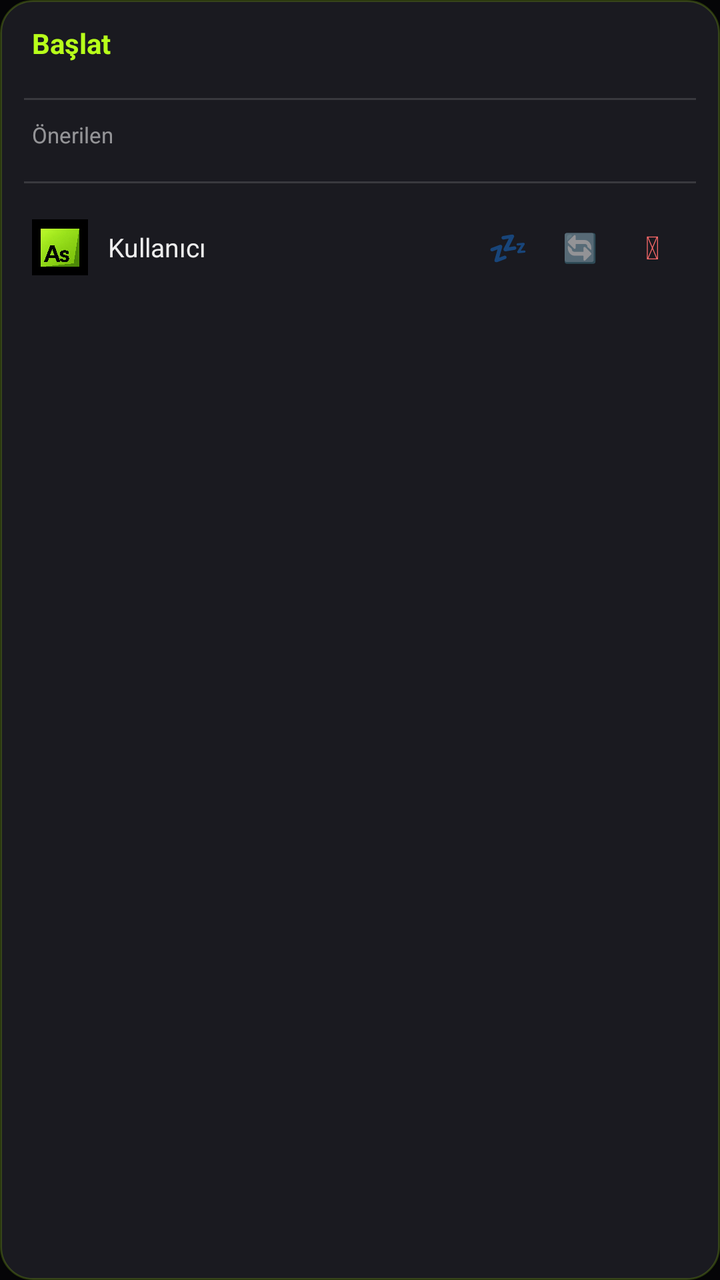
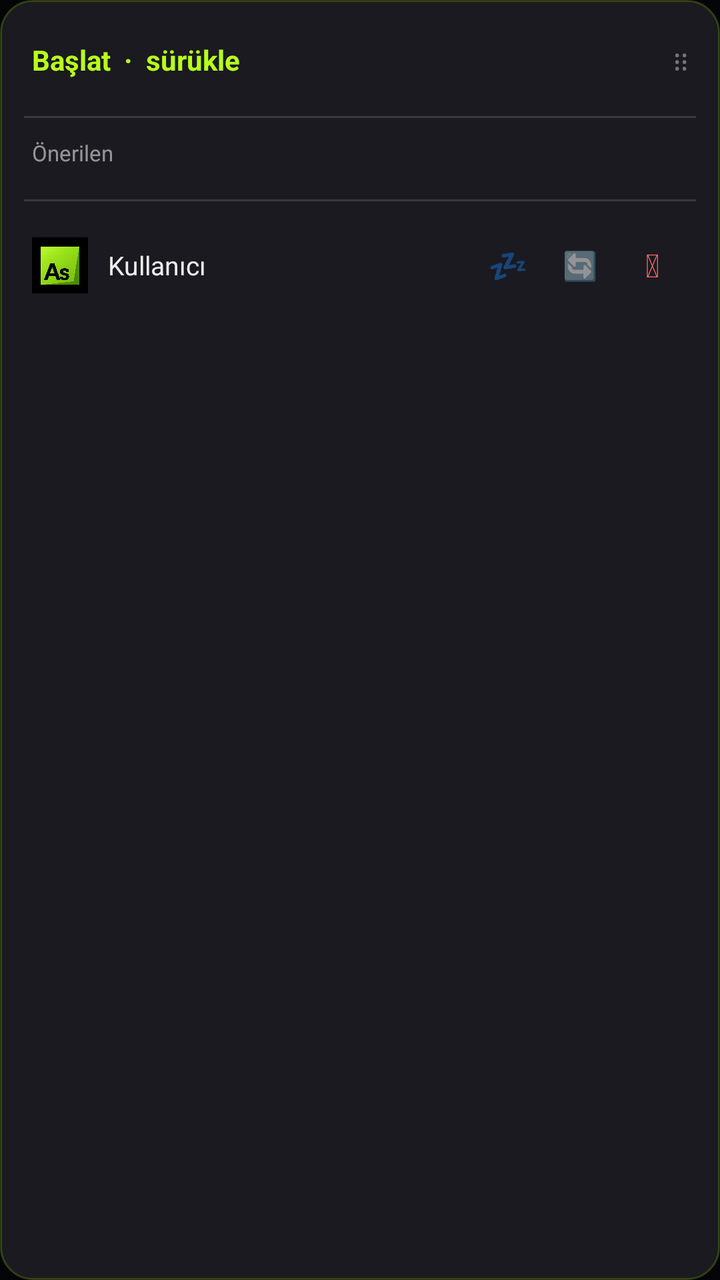

Compare the two renders of this Android layout. The source of the first and the diff that turns it into the second are given below.
<!-- AndroidManifest.xml: application theme Theme.AstraSageOS -->
<!-- res/layout/panel_start_menu.xml -->
<?xml version="1.0" encoding="utf-8"?>
<LinearLayout xmlns:android="http://schemas.android.com/apk/res/android"
    android:id="@+id/startMenuPanel"
    android:layout_width="340dp"
    android:layout_height="wrap_content"
    android:orientation="vertical"
    android:background="@drawable/bg_start_win11"
    android:elevation="28dp"
    android:padding="12dp"
    android:clickable="true"
    android:focusable="true">

    <TextView
        android:layout_width="match_parent"
        android:layout_height="wrap_content"
        android:text="Başlat"
        android:textColor="#B8FF1A"
        android:textStyle="bold"
        android:textSize="14sp"
        android:paddingBottom="8dp"
        android:paddingStart="4dp" />

    <GridLayout
        android:id="@+id/startPinnedGrid"
        android:layout_width="match_parent"
        android:layout_height="wrap_content"
        android:columnCount="4"
        android:useDefaultMargins="true"
        android:alignmentMode="alignBounds" />

    <View
        android:layout_width="match_parent"
        android:layout_height="1dp"
        android:layout_marginVertical="10dp"
        android:background="#22FFFFFF" />

    <TextView
        android:layout_width="match_parent"
        android:layout_height="wrap_content"
        android:text="Önerilen"
        android:textColor="#88FFFFFF"
        android:textSize="11sp"
        android:paddingStart="4dp"
        android:paddingBottom="6dp" />

    <LinearLayout
        android:id="@+id/startRecommended"
        android:layout_width="match_parent"
        android:layout_height="wrap_content"
        android:orientation="vertical" />

    <View
        android:layout_width="match_parent"
        android:layout_height="1dp"
        android:layout_marginVertical="10dp"
        android:background="#22FFFFFF" />

    
    <LinearLayout
        android:layout_width="match_parent"
        android:layout_height="44dp"
        android:orientation="horizontal"
        android:gravity="center_vertical"
        android:paddingHorizontal="4dp">

        <ImageView
            android:layout_width="28dp"
            android:layout_height="28dp"
            android:src="@drawable/ic_as_logo"
            android:contentDescription="AS" />

        <TextView
            android:id="@+id/startUserLabel"
            android:layout_width="0dp"
            android:layout_height="wrap_content"
            android:layout_weight="1"
            android:layout_marginStart="10dp"
            android:text="Kullanıcı"
            android:textColor="#EEEEEE"
            android:textSize="13sp" />

        <TextView
            android:id="@+id/btnPowerSleep"
            android:layout_width="36dp"
            android:layout_height="36dp"
            android:gravity="center"
            android:text="💤"
            android:textSize="16sp"
            android:background="?attr/selectableItemBackgroundBorderless" />
        <TextView
            android:id="@+id/btnPowerRestart"
            android:layout_width="36dp"
            android:layout_height="36dp"
            android:gravity="center"
            android:text="🔄"
            android:textSize="14sp"
            android:background="?attr/selectableItemBackgroundBorderless" />
        <TextView
            android:id="@+id/btnPowerOff"
            android:layout_width="36dp"
            android:layout_height="36dp"
            android:gravity="center"
            android:text="⏻"
            android:textSize="16sp"
            android:textColor="#FF6B6B"
            android:background="?attr/selectableItemBackgroundBorderless" />
    </LinearLayout>
</LinearLayout>
<!-- resources referenced by this layout -->
<resources>
  <!-- drawable bg_start_win11 (drawable) -->
  <?xml version="1.0" encoding="utf-8"?>
  <shape xmlns:android="http://schemas.android.com/apk/res/android"
      android:shape="rectangle">
      <solid android:color="#F01C1C22" />
      <corners android:radius="16dp" />
      <stroke android:width="1dp" android:color="#33B8FF1A" />
  </shape>
  <!-- drawable ic_as_logo: png bitmap (drawable, 35562 bytes) -->
  <style name="Theme.AstraSageOS" parent="Theme.MaterialComponents.DayNight.NoActionBar">
          <item name="colorPrimary">@color/accent</item>
          <item name="colorPrimaryVariant">@color/accent_dim</item>
          <item name="colorOnPrimary">@color/bg_deep</item>
          <item name="android:statusBarColor">@color/bg_deep</item>
          <item name="android:navigationBarColor">@color/bg_deep</item>
          <item name="android:windowBackground">@color/bg_deep</item>
          <item name="android:windowLightStatusBar">false</item>
          <item name="popupMenuStyle">@style/AsPopupMenu</item>
          <item name="android:popupMenuStyle">@style/AsPopupMenu</item>
          <item name="android:textColorPrimary">@color/text</item>
          <item name="android:itemTextAppearance">@style/AsPopupText</item>
      </style>
  <color name="accent">#B8FF1A</color>
  <color name="accent_dim">#7ACC00</color>
  <color name="bg_deep">#050507</color>
  <style name="AsPopupMenu" parent="Widget.MaterialComponents.PopupMenu">
          <item name="android:popupBackground">@drawable/bg_popup_dark</item>
      </style>
  <color name="text">#F0F0F4</color>
  <style name="AsPopupText" parent="TextAppearance.AppCompat.Menu">
          <item name="android:textColor">#EEEEEE</item>
          <item name="android:textSize">14sp</item>
      </style>
  <!-- drawable bg_popup_dark (drawable) -->
  <?xml version="1.0" encoding="utf-8"?>
  <shape xmlns:android="http://schemas.android.com/apk/res/android"
      android:shape="rectangle">
      <solid android:color="#FF1E1E24" />
      <corners android:radius="10dp" />
      <stroke android:width="1dp" android:color="#40A8FF00" />
  </shape>
</resources>

<!-- the commit's change to res/layout/panel_start_menu.xml (unified diff, before → after) -->
@@ -10,15 +10,28 @@
     android:clickable="true"
     android:focusable="true">
 
-    <TextView
+    <LinearLayout
+        android:id="@+id/startDragHandle"
         android:layout_width="match_parent"
-        android:layout_height="wrap_content"
-        android:text="Başlat"
-        android:textColor="#B8FF1A"
-        android:textStyle="bold"
-        android:textSize="14sp"
-        android:paddingBottom="8dp"
-        android:paddingStart="4dp" />
+        android:layout_height="36dp"
+        android:orientation="horizontal"
+        android:gravity="center_vertical"
+        android:paddingHorizontal="4dp">
+        <TextView
+            android:layout_width="0dp"
+            android:layout_height="wrap_content"
+            android:layout_weight="1"
+            android:text="Başlat  ·  sürükle"
+            android:textColor="#B8FF1A"
+            android:textStyle="bold"
+            android:textSize="14sp" />
+        <TextView
+            android:layout_width="wrap_content"
+            android:layout_height="wrap_content"
+            android:text="⋮⋮"
+            android:textColor="#66FFFFFF"
+            android:textSize="14sp" />
+    </LinearLayout>
 
     <GridLayout
         android:id="@+id/startPinnedGrid"
